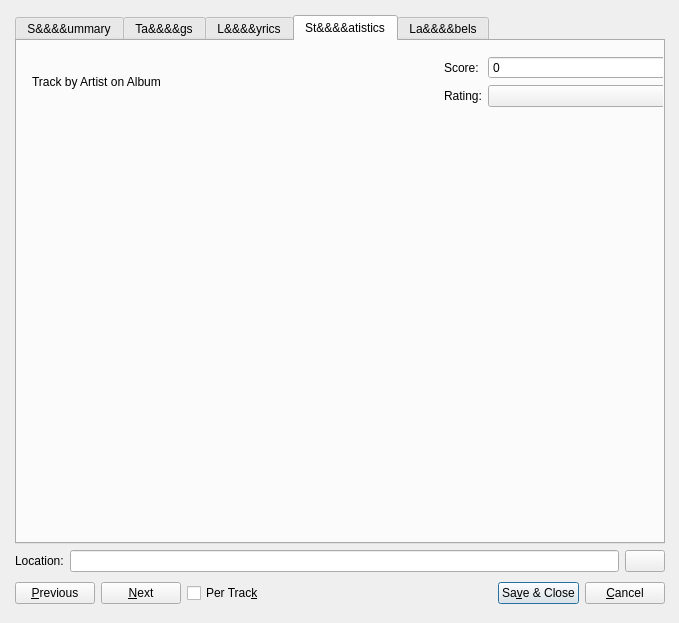
KDE/amarok, file src/tagdialogbase.ui: the form before one commit.
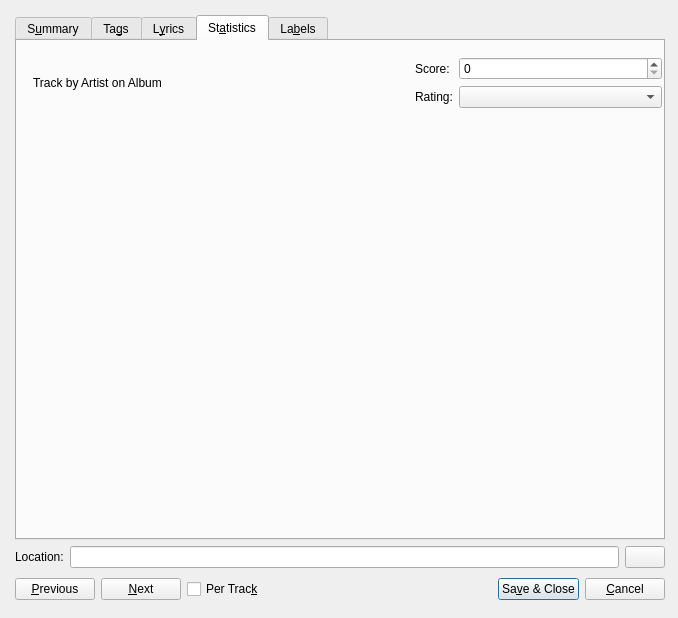
The form after the commit. The open tabs and pages were chosen to show the change. Custom widgets are drawn as their Qt base class.

```diff
--- a/src/tagdialogbase.ui
+++ b/src/tagdialogbase.ui
@@ -5,20 +5,20 @@
    <rect>
     <x>0</x>
     <y>0</y>
-    <width>679</width>
-    <height>623</height>
+    <width>678</width>
+    <height>618</height>
    </rect>
   </property>
   <property name="windowTitle" >
    <string>Track Information</string>
   </property>
-  <widget class="QWidget" name="" >
+  <widget class="QWidget" name="layoutWidget" >
    <property name="geometry" >
     <rect>
      <x>4</x>
      <y>4</y>
      <width>672</width>
-     <height>615</height>
+     <height>611</height>
     </rect>
    </property>
    <layout class="QVBoxLayout" name="verticalLayout_3" >
@@ -40,7 +40,7 @@
         </rect>
        </property>
        <attribute name="title" >
-        <string>S&amp;&amp;&amp;&amp;&amp;&amp;&amp;&amp;ummary</string>
+        <string>S&amp;ummary</string>
        </attribute>
        <widget class="QWidget" name="" >
         <property name="geometry" >
@@ -137,7 +137,7 @@
         </rect>
        </property>
        <attribute name="title" >
-        <string>Ta&amp;&amp;&amp;&amp;&amp;&amp;&amp;&amp;gs</string>
+        <string>Ta&amp;gs</string>
        </attribute>
        <widget class="QWidget" name="" >
         <property name="geometry" >
@@ -464,7 +464,7 @@
         </rect>
        </property>
        <attribute name="title" >
-        <string>L&amp;&amp;&amp;&amp;&amp;&amp;&amp;&amp;yrics</string>
+        <string>L&amp;yrics</string>
        </attribute>
        <layout class="QHBoxLayout" >
         <item>
@@ -485,19 +485,19 @@
          <x>0</x>
          <y>0</y>
          <width>658</width>
-         <height>494</height>
+         <height>490</height>
         </rect>
        </property>
        <attribute name="title" >
-        <string>St&amp;&amp;&amp;&amp;&amp;&amp;&amp;&amp;atistics</string>
+        <string>St&amp;atistics</string>
        </attribute>
        <widget class="QWidget" name="" >
         <property name="geometry" >
          <rect>
-          <x>4</x>
-          <y>4</y>
-          <width>711</width>
-          <height>391</height>
+          <x>5</x>
+          <y>5</y>
+          <width>651</width>
+          <height>481</height>
          </rect>
         </property>
         <layout class="QVBoxLayout" name="verticalLayout_2" >
@@ -606,6 +606,19 @@
            </property>
           </spacer>
          </item>
+         <item>
+          <spacer name="horizontalSpacer_3" >
+           <property name="orientation" >
+            <enum>Qt::Horizontal</enum>
+           </property>
+           <property name="sizeHint" stdset="0" >
+            <size>
+             <width>638</width>
+             <height>20</height>
+            </size>
+           </property>
+          </spacer>
+         </item>
         </layout>
        </widget>
       </widget>
@@ -619,7 +632,7 @@
         </rect>
        </property>
        <attribute name="title" >
-        <string>La&amp;&amp;&amp;&amp;&amp;&amp;&amp;&amp;bels</string>
+        <string>La&amp;bels</string>
        </attribute>
        <widget class="QWidget" name="" >
         <property name="geometry" >
```
Left out of the diff: 41 changed lines with no effect on the pictures.
